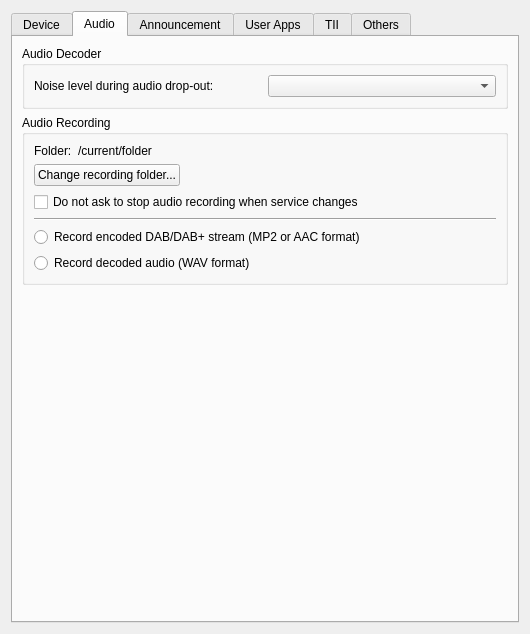
The window that gui/setupdialog.ui (KejPi/AbracaDABra) describes before a commit, drawn with Qt 5.
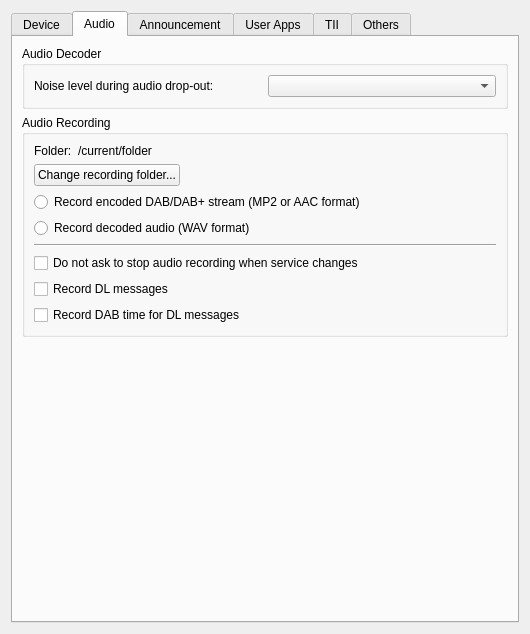
The same window after the commit. The open tabs and pages were chosen to show the change. Custom widgets are drawn as their Qt base class.

Commit message: AudioRecording: DL log is optional, DAB time as absolute time stamp is optional, AudioRecording settings restructured thus it resets to defaults

Diff of the .ui file:
```diff
--- a/gui/setupdialog.ui
+++ b/gui/setupdialog.ui
@@ -1326,23 +1326,6 @@
             </item>
            </layout>
           </item>
-          <item>
-           <widget class="QCheckBox" name="autoStopRecordingCheckBox">
-            <property name="toolTip">
-             <string>Audio recording must be stopped when service changes.&lt;br&gt;If you select this option, application stops recording and saves the file automatically without asking.</string>
-            </property>
-            <property name="text">
-             <string>Do not ask to stop audio recording when service changes</string>
-            </property>
-           </widget>
-          </item>
-          <item>
-           <widget class="Line" name="line_3">
-            <property name="orientation">
-             <enum>Qt::Orientation::Horizontal</enum>
-            </property>
-           </widget>
-          </item>
           <item>
            <widget class="QRadioButton" name="audioInRecordingRadioButton">
             <property name="text">
@@ -1357,6 +1340,43 @@
             </property>
            </widget>
           </item>
+          <item>
+           <widget class="Line" name="line_3">
+            <property name="orientation">
+             <enum>Qt::Orientation::Horizontal</enum>
+            </property>
+           </widget>
+          </item>
+          <item>
+           <widget class="QCheckBox" name="autoStopRecordingCheckBox">
+            <property name="toolTip">
+             <string>Audio recording must be stopped when service changes.&lt;br&gt;If you select this option, application stops recording and saves the file automatically without asking.</string>
+            </property>
+            <property name="text">
+             <string>Do not ask to stop audio recording when service changes</string>
+            </property>
+           </widget>
+          </item>
+          <item>
+           <widget class="QCheckBox" name="dlRecordCheckBox">
+            <property name="toolTip">
+             <string>Dynamic label (DL) messages are recorded in TXT file during audio recording when this option is enabled.</string>
+            </property>
+            <property name="text">
+             <string>Record DL messages</string>
+            </property>
+           </widget>
+          </item>
+          <item>
+           <widget class="QCheckBox" name="dlAbsTimeCheckBox">
+            <property name="toolTip">
+             <string>By default DL messages are recorded with timestamp relative to recording time. DAB time (absolute time) will be also recorded by enabling this option.</string>
+            </property>
+            <property name="text">
+             <string>Record DAB time for DL messages</string>
+            </property>
+           </widget>
+          </item>
          </layout>
         </widget>
        </item>
```
Left out of the diff: 2 changed lines with no effect on the pictures. The commit also changes 8 other files.
